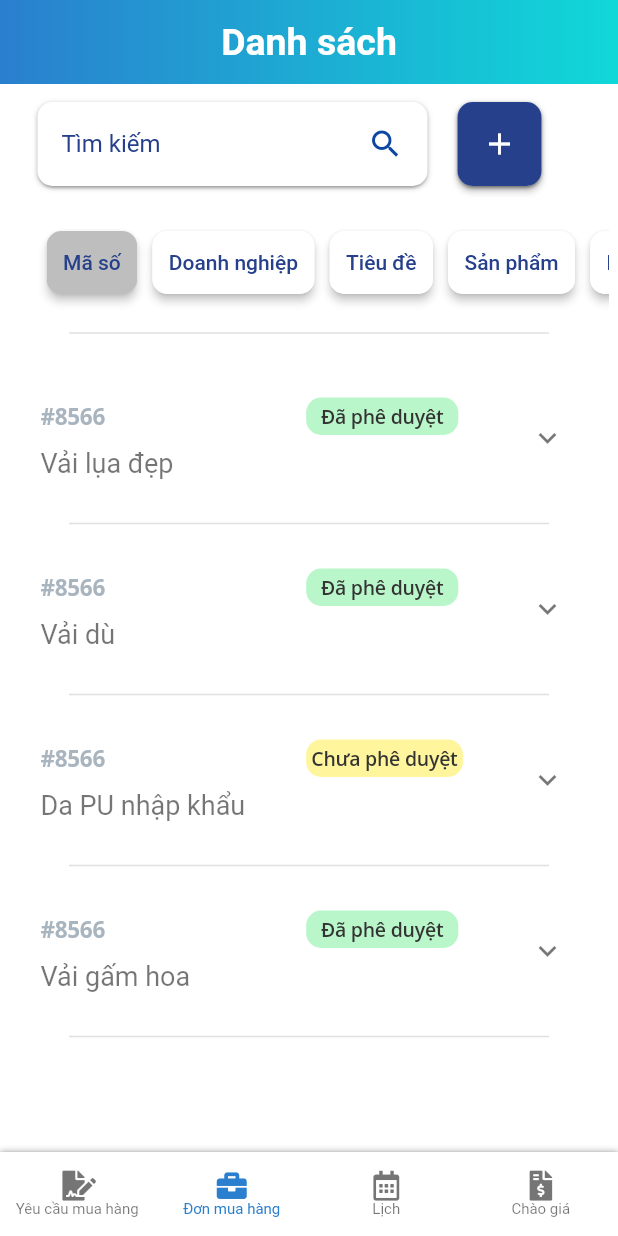
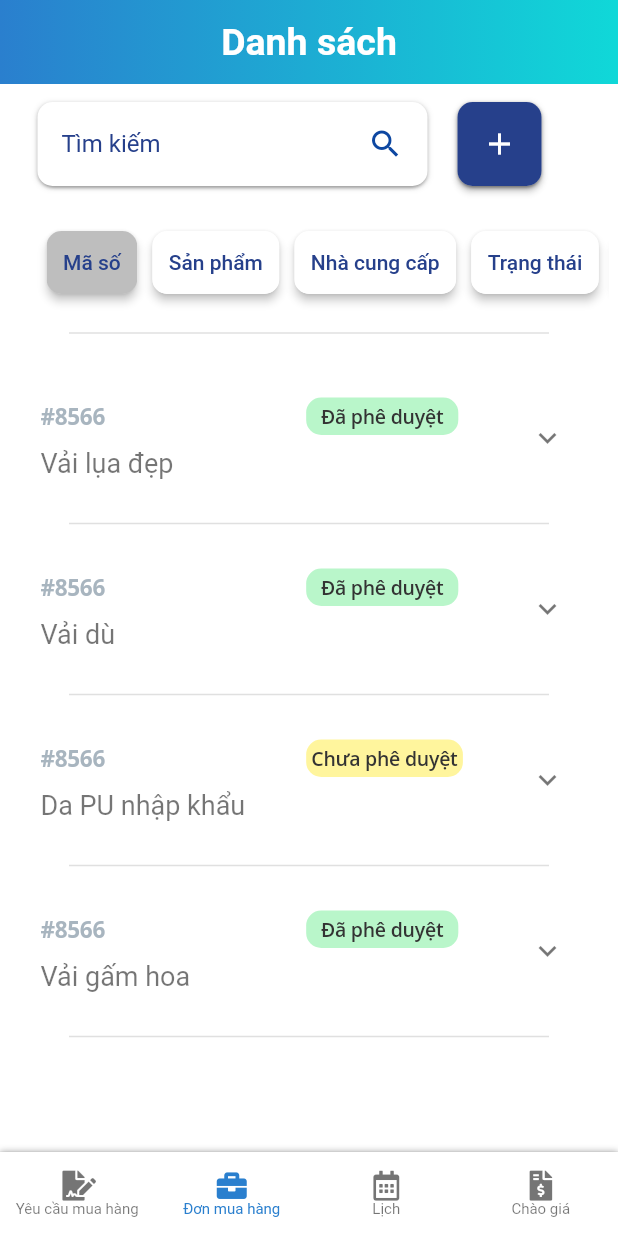
Before and after one commit to Tiensp/GiaoTiepNguoiMay_HCI, a Flutter app: the screen it shows after launch, item 2 of the bottom bar chosen, on a phone screen of 412 x 824 dp. Run offline on Flutter 3.47's test engine with Material 2 defaults, Android fonts, the phone set to English and light mode, and no system bars; our stand-ins replace font_awesome_flutter, table_calendar, timelines; Roboto replaces fonts that are missing (Open Sans).

Commit message:
:D sắp done còn tìm kiếm

```diff
--- a/lib/danh_sach_view/danh_sach_don_mua_hang_view.dart
+++ b/lib/danh_sach_view/danh_sach_don_mua_hang_view.dart
@@ -33,7 +33,7 @@ class _DanhSachDonMuaHangViewState extends State<DanhSachDonMuaHangView> {
   void initState() {
     super.initState();
     _defaultChoices = 0;
-    _choices = ['Mã số', 'Doanh nghiệp', 'Tiêu đề', 'Sản phẩm', 'Khách hàng'];
+    _choices = ['Mã số', 'Sản phẩm', 'Nhà cung cấp', 'Trạng thái', 'Số điện thoại'];
   }
 
   @override
--- a/lib/moi_chao_gia_view/moi_chao_gia_view.dart
+++ b/lib/moi_chao_gia_view/moi_chao_gia_view.dart
@@ -269,7 +269,7 @@ class _MoiChaoGiaWidgetState extends State<MoiChaoGiaWidget> {
     );
   }
 
-  final List<ChaoGiaModel> prepareData = [
+  List<ChaoGiaModel> prepareData = [
     ChaoGiaModel(
         ID: '#1',
         productName: 'Cung cấp vải gấm',
@@ -297,7 +297,7 @@ class _MoiChaoGiaWidgetState extends State<MoiChaoGiaWidget> {
         expirationDate: '10/11/2020'),
   ];
 
-  final List<UsersChaoGiaModel> prepareDataUser = [
+   List<UsersChaoGiaModel> prepareDataUser = [
     UsersChaoGiaModel(
         IDChaoGia: '#1',
         companyName: 'TNHH Kỷ Nguyên',
```
